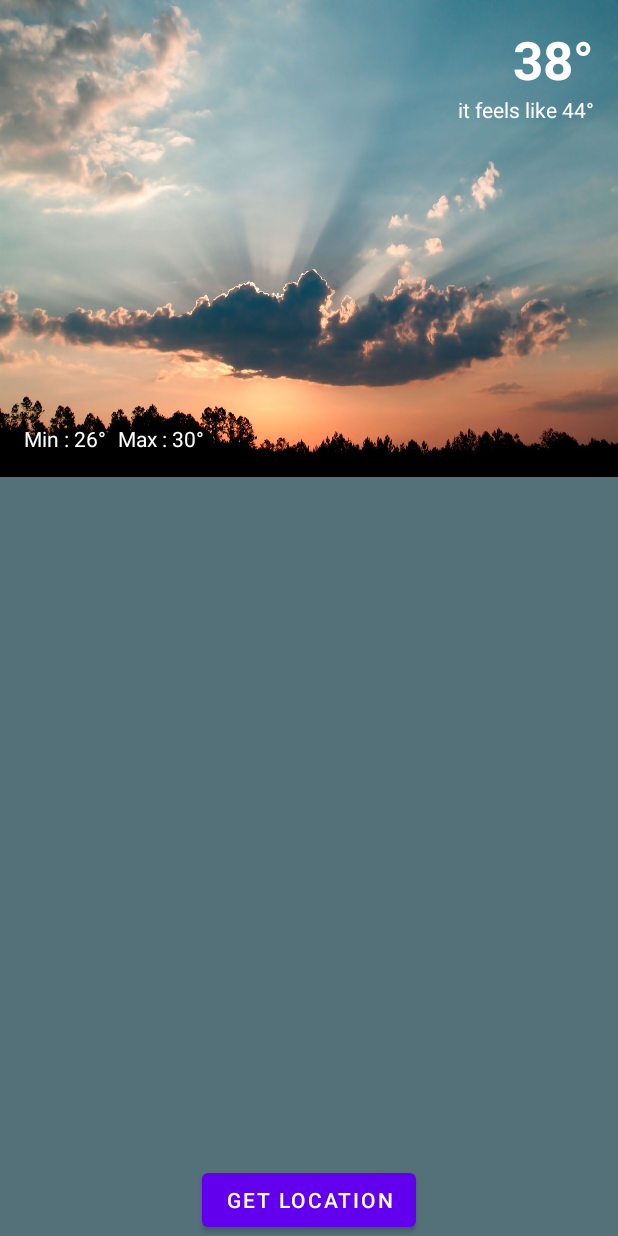
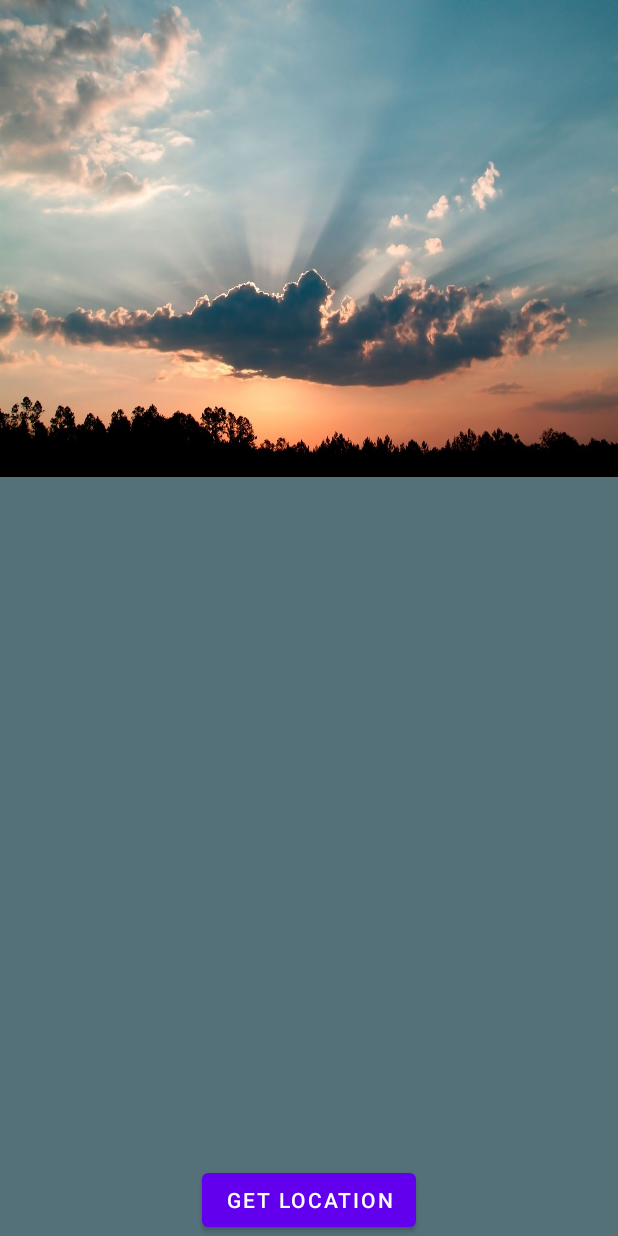
Before and after one commit to THAMMY202/GlobalKinetic, an Android app: the screen it shows after launch (MainActivity), on a phone screen of 412 x 824 dp. Run offline under Robolectric (Android 15) with nearby library versions, the light colour scheme and no system bars; our stand-ins replace Volley.

Commit message:
removed fake data

```diff
--- a/app/src/main/java/com/kinetic/global/MainActivity.kt
+++ b/app/src/main/java/com/kinetic/global/MainActivity.kt
@@ -30,11 +30,9 @@ class MainActivity : AppCompatActivity(), LocationListener {
     private lateinit var locationManager: LocationManager
     private val locationPermissionCode = 2
 
-
     override fun onCreate(savedInstanceState: Bundle?) {
         super.onCreate(savedInstanceState)
         setContentView(R.layout.activity_main)
-
 
         if (ContextCompat.checkSelfPermission(this@MainActivity,
                         Manifest.permission.ACCESS_FINE_LOCATION) !==
--- a/app/src/main/res/layout/activity_main.xml
+++ b/app/src/main/res/layout/activity_main.xml
@@ -21,7 +21,6 @@
             android:layout_height="wrap_content"
             android:layout_alignParentTop="true"
             android:layout_alignParentRight="true"
-            android:text="@string/temp_current"
             android:textColor="@color/white"
             android:textSize="@dimen/current_text_size"
             android:textStyle="bold" />
@@ -32,7 +31,6 @@
             android:layout_height="wrap_content"
             android:layout_below="@+id/temperature_text"
             android:layout_alignParentRight="true"
-            android:text="@string/temp_feeling"
             android:textColor="@color/white" />
 
         <LinearLayout
@@ -45,7 +43,6 @@
                 android:id="@+id/min_text"
                 android:layout_width="wrap_content"
                 android:layout_height="wrap_content"
-                android:text="@string/min_mock"
                 android:textColor="@color/white" />
 
             <TextView
@@ -53,7 +50,6 @@
                 android:layout_width="wrap_content"
                 android:layout_height="wrap_content"
                 android:layout_marginLeft="@dimen/small_padding"
-                android:text="@string/max_mock"
                 android:textColor="@color/white" />
 
         </LinearLayout>
@@ -66,6 +62,6 @@
         android:layout_height="wrap_content"
         android:layout_alignParentBottom="true"
         android:layout_centerHorizontal="true"
-        android:text="Get location" />
+        android:text="@string/get_location" />
 
 </RelativeLayout>
--- a/app/src/main/res/values/strings.xml
+++ b/app/src/main/res/values/strings.xml
@@ -13,4 +13,5 @@
     <string name="min_mock">Min : 26°</string>
 
     <string name="gps_disable_error">Please enable GPs</string>
+    <string name="get_location">Get location</string>
 </resources>
```
